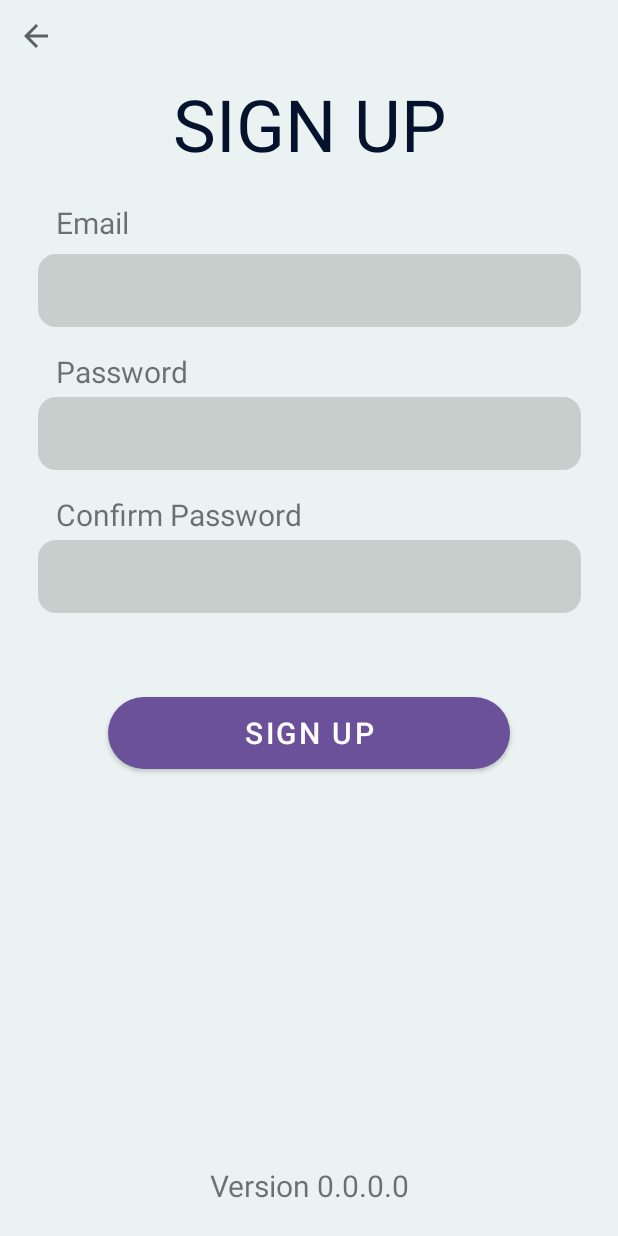
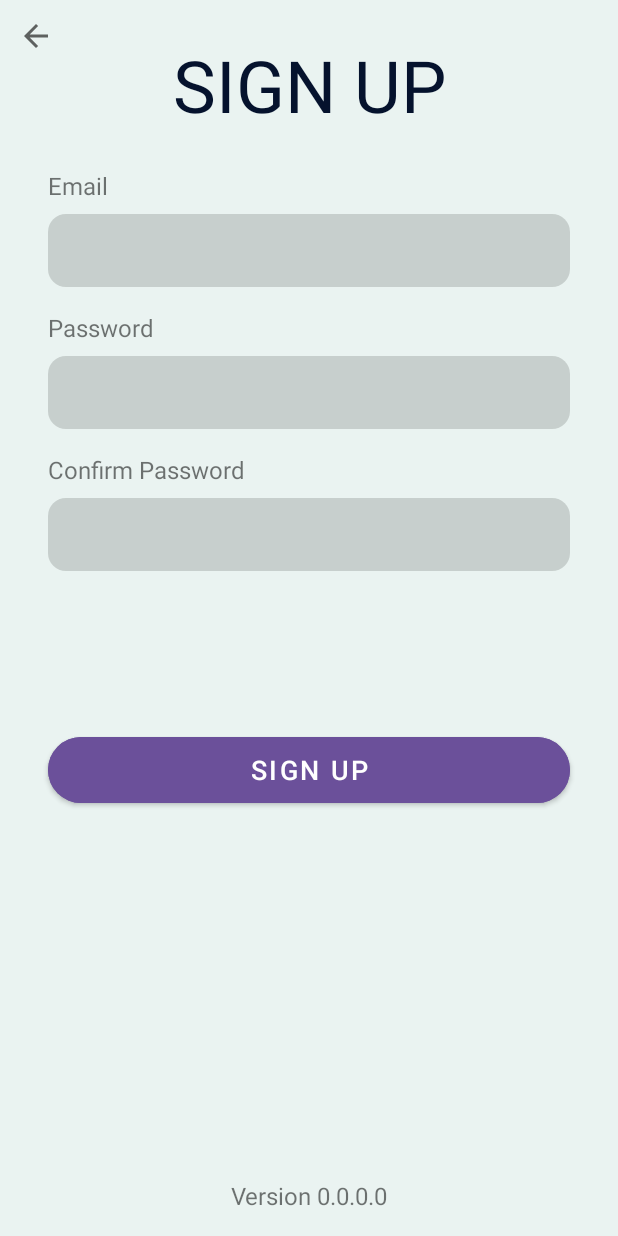
Before and after one commit to AlphaSweater/BudgetBuddy-Project, an Android app: the screen it shows after launch (AuthActivity), after a tap on "SIGN UP", on a phone screen of 412 x 824 dp. Run offline under Robolectric (Android 15) with nearby library versions, the phone set to English and light mode, and no system bars; our stand-ins replace Dagger/Hilt's generated code; Roboto replaces fonts that are not available here.

Commit message:
Refactor: Update auth screen layouts with dimensions and constraints
This commit refactors the layout files for the login, landing, and signup screens.
- `fragment_auth_login.xml`:
    - Updated constraints and margins for all views.
    - Used dimension resources for text sizes, margins, button height, and corner radius.
    - Set `android:background` of back button to `?attr/selectableItemBackgroundBorderless`.
    - Set `ProgressBar` to be centered in the parent.
- `fragment_auth_landing.xml`:
    - Updated constraints and margins for all views.
    - Used dimension resources for text sizes, margins, and button dimensions.
    - Made `imgBuddy` square and constrained its height.
- `fragment_auth_signup.xml`:
    - Updated constraints and margins for all views.
    - Used dimension resources for text sizes, margins, button height, and corner radius.
    - Set `android:background` of back button to `?attr/selectableItemBackgroundBorderless`.
- Added `dimens.xml` with values for text sizes, margins, button dimensions, and input field dimensions.

```diff
--- a/app/src/main/res/layout/fragment_auth_signup.xml
+++ b/app/src/main/res/layout/fragment_auth_signup.xml
@@ -24,146 +24,139 @@
 <androidx.constraintlayout.widget.ConstraintLayout xmlns:android="http://schemas.android.com/apk/res/android"
     xmlns:app="http://schemas.android.com/apk/res-auto"
     xmlns:tools="http://schemas.android.com/tools"
-    android:id="@+id/linearLayout"
     android:layout_width="match_parent"
     android:layout_height="match_parent"
-    android:orientation="vertical"
     android:background="?attr/bb_background"
     tools:context=".presentation.ui.auth.signup.SignupFragment">
 
+    <!-- Back Button -->
     <ImageButton
         android:id="@+id/btn_back_signup"
         android:layout_width="48dp"
         android:layout_height="48dp"
-        android:background="@null"
+        android:background="?attr/selectableItemBackgroundBorderless"
         android:src="?attr/actionModeCloseDrawable"
         app:layout_constraintStart_toStartOf="parent"
         app:layout_constraintTop_toTopOf="parent" />
 
-
-    <!-- ==================================== Sign Up label ====================================== -->
+    <!-- Title -->
     <TextView
         android:id="@+id/lblSignup"
         android:layout_width="wrap_content"
         android:layout_height="wrap_content"
-        android:layout_marginTop="50dp"
+        android:layout_marginTop="@dimen/margin_large"
         android:fontFamily="@font/tilt_warp"
         android:text="@string/signupText"
         android:textAlignment="center"
         android:textColor="?attr/bb_primaryText"
-        android:textSize="48sp"
+        android:textSize="@dimen/header_text_size"
         app:layout_constraintEnd_toEndOf="parent"
         app:layout_constraintStart_toStartOf="parent"
         app:layout_constraintTop_toTopOf="parent" />
 
-    <!-- ================================ Email input and Label ================================= -->
+    <!-- Email Input -->
     <TextView
         android:id="@+id/lblEmail"
         android:layout_width="wrap_content"
         android:layout_height="wrap_content"
-        android:layout_marginStart="12dp"
-        android:layout_marginTop="20dp"
+        android:layout_marginTop="@dimen/margin_large"
         android:text="@string/email"
-        android:textSize="20sp"
+        android:textSize="@dimen/body_text_size"
         app:layout_constraintStart_toStartOf="@+id/edtEmailAddress"
         app:layout_constraintTop_toBottomOf="@+id/lblSignup" />
 
     <EditText
         android:id="@+id/edtEmailAddress"
-        android:layout_width="362dp"
+        android:layout_width="0dp"
         android:layout_height="wrap_content"
-        android:layout_marginTop="7dp"
+        android:layout_marginHorizontal="@dimen/margin_xlarge"
+        android:layout_marginTop="@dimen/margin_small"
         android:background="@drawable/bg_rounded_edit_grey"
-        android:ems="10"
         android:inputType="textEmailAddress"
-        android:padding="12dp"
+        android:padding="@dimen/input_field_padding"
         android:textColor="?attr/bb_primaryText"
         app:layout_constraintEnd_toEndOf="parent"
         app:layout_constraintStart_toStartOf="parent"
         app:layout_constraintTop_toBottomOf="@+id/lblEmail" />
 
-
-    <!-- =============================== Password input and Label =============================== -->
+    <!-- Password Input -->
     <TextView
         android:id="@+id/lblPassword"
         android:layout_width="wrap_content"
         android:layout_height="wrap_content"
-        android:layout_marginStart="12dp"
-        android:layout_marginTop="16dp"
+        android:layout_marginTop="@dimen/margin_medium"
         android:text="@string/password"
-        android:textSize="20sp"
+        android:textSize="@dimen/body_text_size"
         app:layout_constraintStart_toStartOf="@+id/edtPassword"
         app:layout_constraintTop_toBottomOf="@+id/edtEmailAddress" />
 
     <EditText
         android:id="@+id/edtPassword"
-        android:layout_width="362dp"
+        android:layout_width="0dp"
         android:layout_height="wrap_content"
-        android:layout_marginTop="3dp"
+        android:layout_marginHorizontal="@dimen/margin_xlarge"
+        android:layout_marginTop="@dimen/margin_small"
         android:background="@drawable/bg_rounded_edit_grey"
-        android:ems="10"
         android:inputType="textPassword"
-        android:padding="12dp"
+        android:padding="@dimen/input_field_padding"
         android:textColor="?attr/bb_primaryText"
         app:layout_constraintEnd_toEndOf="parent"
         app:layout_constraintStart_toStartOf="parent"
         app:layout_constraintTop_toBottomOf="@+id/lblPassword" />
 
-
-    <!-- =========================== Confirm Password input and Label =========================== -->
+    <!-- Confirm Password Input -->
     <TextView
         android:id="@+id/edtPasswordConfirm"
         android:layout_width="wrap_content"
         android:layout_height="wrap_content"
-        android:layout_marginStart="12dp"
-        android:layout_marginTop="16dp"
+        android:layout_marginTop="@dimen/margin_medium"
         android:text="@string/confirm_password"
-        android:textSize="20sp"
+        android:textSize="@dimen/body_text_size"
         app:layout_constraintStart_toStartOf="@+id/edtTxtPasswordConfirm"
         app:layout_constraintTop_toBottomOf="@+id/edtPassword" />
 
     <EditText
         android:id="@+id/edtTxtPasswordConfirm"
-        android:layout_width="362dp"
+        android:layout_width="0dp"
         android:layout_height="wrap_content"
-        android:layout_marginTop="3dp"
+        android:layout_marginHorizontal="@dimen/margin_xlarge"
+        android:layout_marginTop="@dimen/margin_small"
         android:background="@drawable/bg_rounded_edit_grey"
-        android:ems="10"
         android:inputType="textPassword"
-        android:padding="12dp"
+        android:padding="@dimen/input_field_padding"
         android:textColor="?attr/bb_primaryText"
         app:layout_constraintEnd_toEndOf="parent"
         app:layout_constraintStart_toStartOf="parent"
         app:layout_constraintTop_toBottomOf="@+id/edtPasswordConfirm" />
 
-
-    <!-- ===================================== SignUp Button ==================================== -->
+    <!-- Sign Up Button -->
     <Button
         android:id="@+id/btnSignup"
-        android:layout_width="268dp"
-        android:layout_height="60dp"
-        android:layout_marginTop="50dp"
+        android:layout_width="0dp"
+        android:layout_height="wrap_content"
+        android:layout_marginHorizontal="@dimen/margin_xlarge"
+        android:backgroundTint="?attr/bb_button"
+        android:minHeight="@dimen/button_height"
         android:text="@string/signupText"
         android:textColor="@android:color/white"
-        android:textSize="20sp"
-        app:backgroundTint="?attr/bb_button"
-        app:cornerRadius="24dp"
+        android:textSize="@dimen/button_text_size"
+        app:cornerRadius="@dimen/button_corner_radius"
+        app:layout_constraintBottom_toTopOf="@+id/lblVersionSignup"
         app:layout_constraintEnd_toEndOf="parent"
         app:layout_constraintStart_toStartOf="parent"
-        app:layout_constraintTop_toBottomOf="@+id/edtTxtPasswordConfirm" />
+        app:layout_constraintTop_toBottomOf="@+id/edtTxtPasswordConfirm"
+        app:layout_constraintVertical_bias="0.3" />
 
-
-    <!-- ===================================== Version Label ==================================== -->
+    <!-- Version Label -->
     <TextView
         android:id="@+id/lblVersionSignup"
         android:layout_width="0dp"
         android:layout_height="wrap_content"
-        android:layout_marginStart="50dp"
-        android:layout_marginEnd="50dp"
-        android:layout_marginBottom="20dp"
+        android:layout_marginHorizontal="@dimen/margin_xlarge"
+        android:layout_marginBottom="@dimen/margin_medium"
         android:text="@string/version"
         android:textAlignment="center"
-        android:textSize="20sp"
+        android:textSize="@dimen/body_text_size"
         app:layout_constraintBottom_toBottomOf="parent"
         app:layout_constraintEnd_toEndOf="parent"
         app:layout_constraintStart_toStartOf="parent" />
--- a/app/src/main/res/values/dimens.xml
+++ b/app/src/main/res/values/dimens.xml
@@ -1,5 +1,25 @@
+<?xml version="1.0" encoding="utf-8"?>
 <resources>
-    <!-- Default screen margins, per the Android Design guidelines. -->
-    <dimen name="activity_horizontal_margin">16dp</dimen>
-    <dimen name="activity_vertical_margin">16dp</dimen>
+    <!-- Text Sizes -->
+    <dimen name="header_text_size">48sp</dimen>
+    <dimen name="title_text_size">24sp</dimen>
+    <dimen name="body_text_size">16sp</dimen>
+    <dimen name="button_text_size">18sp</dimen>
+    <dimen name="label_text_size">14sp</dimen>
+
+    <!-- Margins and Padding -->
+    <dimen name="margin_small">8dp</dimen>
+    <dimen name="margin_medium">16dp</dimen>
+    <dimen name="margin_large">24dp</dimen>
+    <dimen name="margin_xlarge">32dp</dimen>
+
+    <!-- Button Dimensions -->
+    <dimen name="button_height">56dp</dimen>
+    <dimen name="button_min_width">200dp</dimen>
+    <dimen name="button_corner_radius">24dp</dimen>
+
+    <!-- Input Field Dimensions -->
+    <dimen name="input_field_height">48dp</dimen>
+    <dimen name="input_field_corner_radius">8dp</dimen>
+    <dimen name="input_field_padding">12dp</dimen>
 </resources>
```
Also changed, not shown: app/src/main/res/layout/fragment_auth_landing.xml (+40 -28 lines), app/src/main/res/layout/fragment_auth_login.xml (+41 -45 lines).
